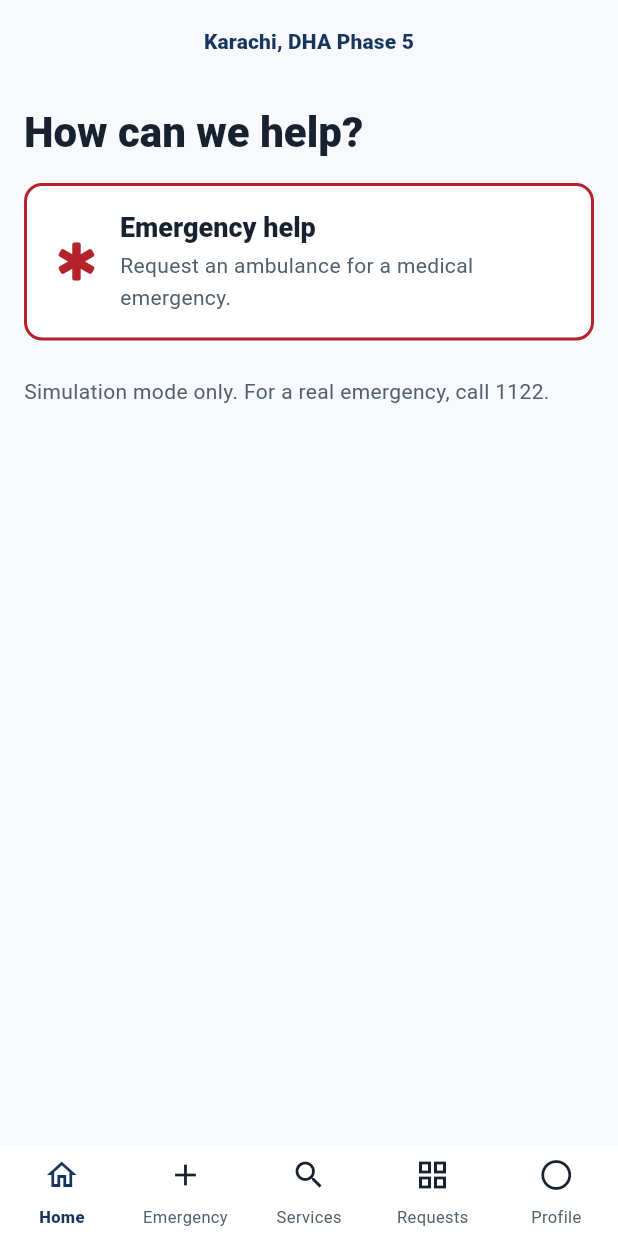
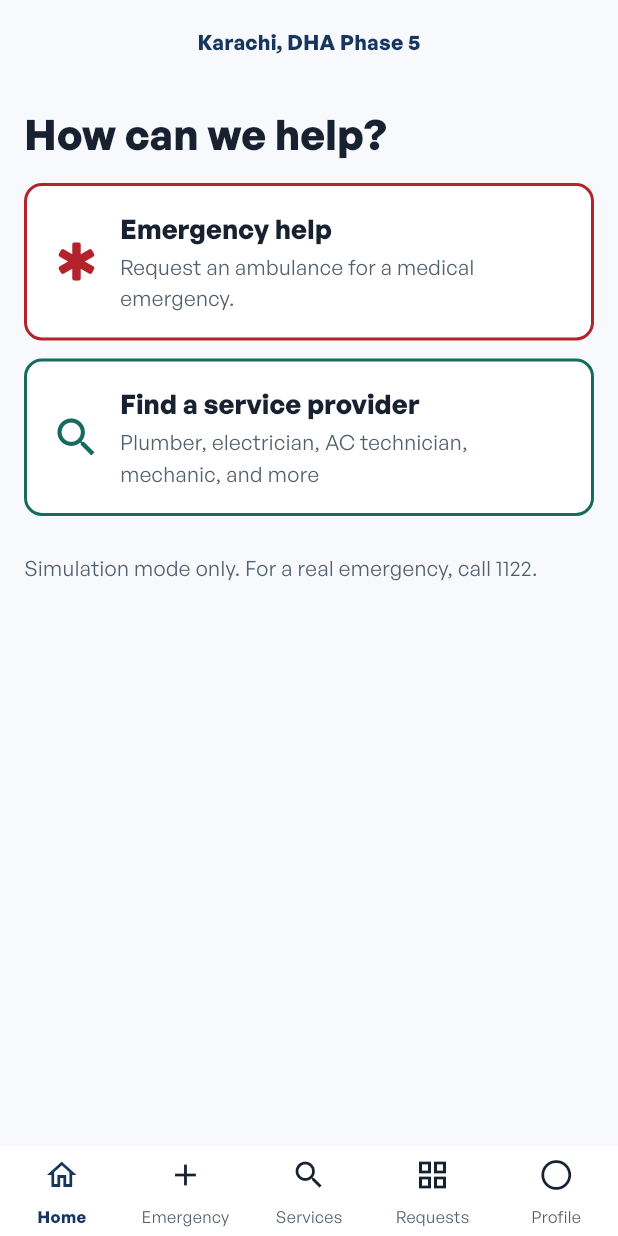
Before and after one commit to zainkhan006/MadadPlus, a Flutter app: the _HomeScreen widget shown alone on an empty page, opened directly, on a phone screen of 412 x 824 dp. Run offline on Flutter 3.47's test engine with Material 3 defaults, Android fonts, the phone set to English and light mode, and no system bars; our stand-ins replace socket_io_client.

Commit message:
fixed ambulance error and changed fonts

```diff
--- a/madad_plus_mobile/lib/emergency_flow.dart
+++ b/madad_plus_mobile/lib/emergency_flow.dart
@@ -708,6 +708,18 @@ class _HomeScreen extends StatelessWidget {
               );
             },
           ),
+          const SizedBox(height: AppSpacing.space3),
+          _ChoiceCard(
+            icon: Icons.search,
+            title: 'Find a service provider',
+            subtitle: 'Plumber, electrician, AC technician, mechanic, and more',
+            color: AppColors.green,
+            onTap: () {
+              context.read<EmergencyRequestState>().goTo(
+                EmergencyScreen.services,
+              );
+            },
+          ),
           const SizedBox(height: AppSpacing.space5),
           Text(
             'Simulation mode only. For a real emergency, call 1122.',
@@ -1038,7 +1050,9 @@ class _EmergencyAssignedScreen extends StatelessWidget {
           const SizedBox(height: AppSpacing.space3),
           _InfoCard(
             title: 'City Emergency Services',
-            subtitle: '${assignment.distanceKm.toStringAsFixed(2)} km away',
+            subtitle: assignment.distanceKm == null
+                ? 'Assigned and on the way'
+                : '${assignment.distanceKm!.toStringAsFixed(2)} km away',
             icon: Icons.local_hospital_rounded,
           ),
           if(state.outcome != null) ...[
--- a/madad_plus_mobile/lib/theme/app_theme.dart
+++ b/madad_plus_mobile/lib/theme/app_theme.dart
@@ -40,45 +40,52 @@ class AppTextTheme {
 
   static const TextTheme textTheme = TextTheme(
     headlineLarge: TextStyle(
+      fontFamily: 'GeneralSans',
       fontSize: 28,
       height: 1.2,
-      fontWeight: FontWeight.w800,
+      fontWeight: FontWeight.w700,
       color: AppColors.ink,
     ),
     headlineMedium: TextStyle(
+      fontFamily: 'GeneralSans',
       fontSize: 22,
       height: 1.25,
-      fontWeight: FontWeight.w800,
+      fontWeight: FontWeight.w700,
       color: AppColors.ink,
     ),
     headlineSmall: TextStyle(
+      fontFamily: 'GeneralSans',
       fontSize: 18,
       height: 1.3,
-      fontWeight: FontWeight.w800,
+      fontWeight: FontWeight.w700,
       color: AppColors.ink,
     ),
     bodyLarge: TextStyle(
+      fontFamily: 'GeneralSans',
       fontSize: 16,
       height: 1.5,
       fontWeight: FontWeight.w400,
       color: AppColors.ink,
     ),
     bodyMedium: TextStyle(
+      fontFamily: 'GeneralSans',
       fontSize: 14,
       height: 1.5,
       fontWeight: FontWeight.w400,
       color: AppColors.ink,
     ),
     labelSmall: TextStyle(
+      fontFamily: 'GeneralSans',
       fontSize: 12,
       height: 1.5,
-      fontWeight: FontWeight.w800,
+      fontWeight: FontWeight.w700,
       color: AppColors.muted,
     ),
     labelLarge: TextStyle(
+      fontFamily: 'GeneralSans',
       fontSize: 14,
       height: 1.5,
-      fontWeight: FontWeight.w800,
+      fontWeight: FontWeight.w700,
       color: AppColors.ink,
     ),
   );
@@ -89,6 +96,7 @@ class AppTheme {
 
   static final ThemeData light = ThemeData(
     useMaterial3: true,
+    fontFamily: 'GeneralSans',
     scaffoldBackgroundColor: AppColors.page,
     dividerColor: AppColors.line,
     focusColor: AppColors.focus,
```
Also changed, not shown: madad_plus_mobile/lib/services/emergency_service.dart (+4 -3 lines), madad_plus_mobile/pubspec.yaml (+7 -0 lines), madad_plus_mobile/fonts/GeneralSans_Complete/Fonts/OTF/GeneralSans-Bold.otf (added), madad_plus_mobile/fonts/GeneralSans_Complete/Fonts/OTF/GeneralSans-Regular.otf (added).
